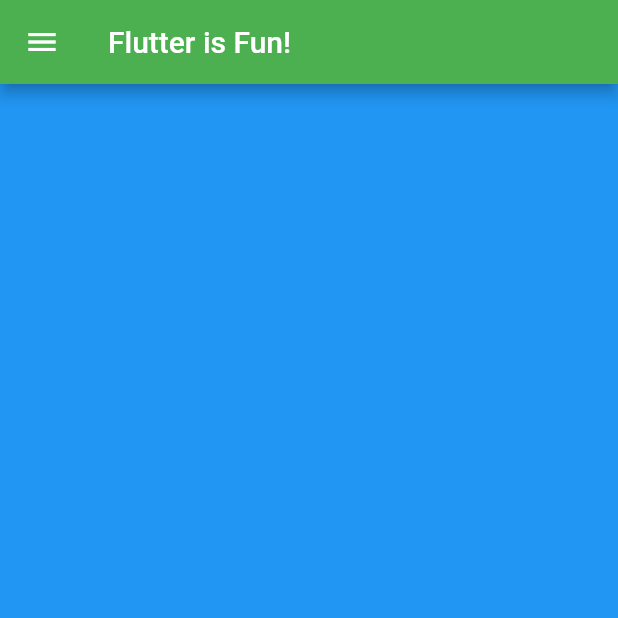
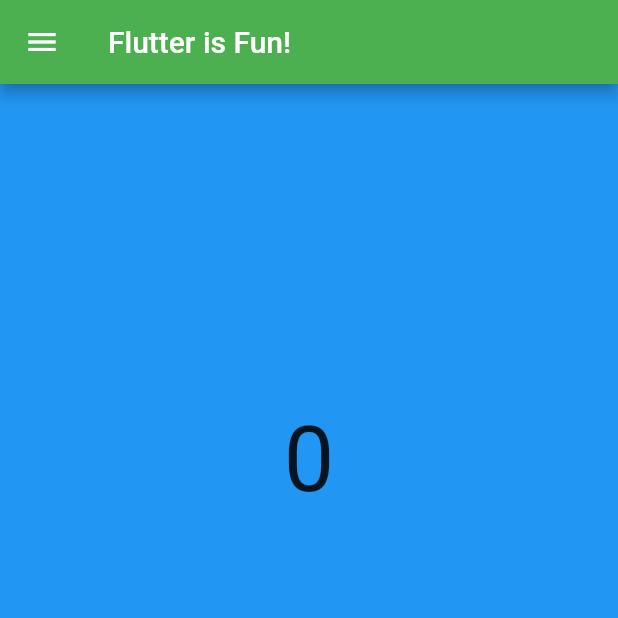
Before and after one commit to Crypto-Advisor/flutter-practice, a Flutter app: the screen it shows after launch, on a phone screen of 412 x 824 dp, the top half of it. Run offline on Flutter 3.47's test engine with Material 2 defaults, Android fonts, the phone set to English and light mode, and no system bars.

```diff
--- a/lib/main.dart
+++ b/lib/main.dart
@@ -5,9 +5,15 @@ void main() {
   runApp(const MyApp());
 }
 
-class MyApp extends StatelessWidget {
+class MyApp extends StatefulWidget {
   const MyApp({super.key});
 
+  @override
+  State<MyApp> createState() => _MyAppState();
+}
+
+class _MyAppState extends State<MyApp> {
+  int count = 0;
   @override
   Widget build(BuildContext context) {
     List colors = [Colors.red, Colors.blue, Colors.green];
@@ -24,12 +30,19 @@ class MyApp extends StatelessWidget {
               color: colors[random.nextInt(3)],
               width: 500,
               height: 500,
+              child: Center(
+                  child: Text(
+                '$count',
+                style: const TextStyle(fontSize: 60),
+              )),
             );
           },
         ),
         floatingActionButton: FloatingActionButton(
           onPressed: () {
-            print('pressed!');
+            setState(() {
+              count++;
+            });
           },
         ),
         bottomNavigationBar: BottomNavigationBar(
```
